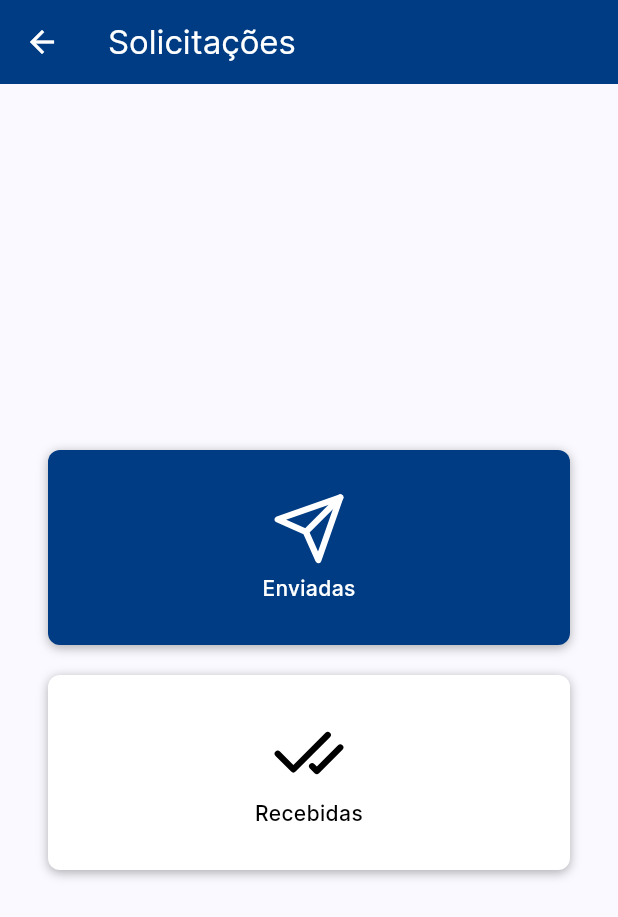
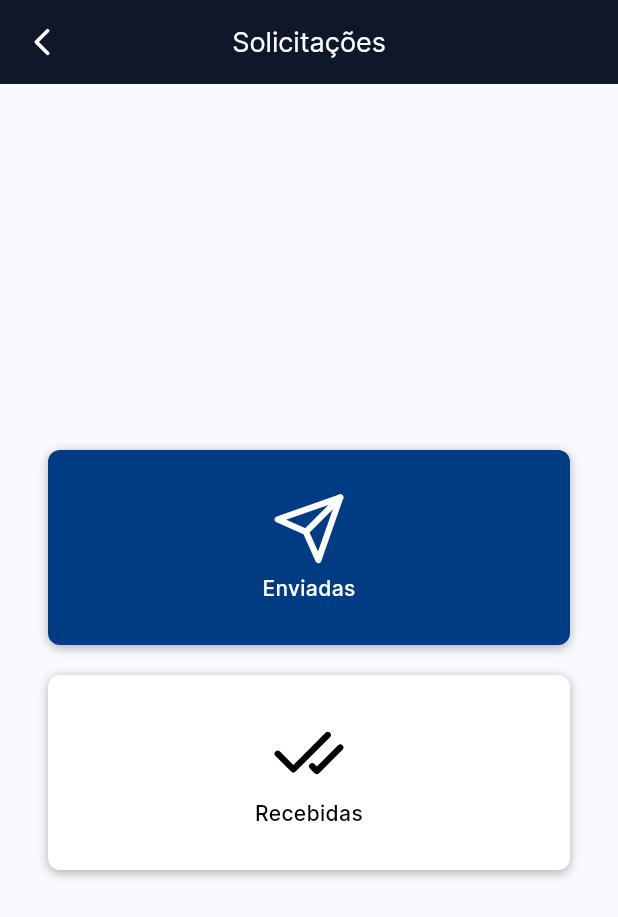
Before and after one commit to luan-coelho/facelocus, a Flutter app: the screen it shows after launch, after a tap on "Solicitações de ingresso", on a phone screen of 412 x 824 dp. Shown: the top 917 px of the screen. Run offline on Flutter 3.47's test engine with Material 3 defaults, Android fonts, the light colour scheme and no system bars; our stand-ins replace dio, flutter_svg, geolocator, go_router; network calls fail.

Commit message:
feat: Criando layout.

```diff
--- a/mobile/lib/screens/event/event_list_screen.dart
+++ b/mobile/lib/screens/event/event_list_screen.dart
@@ -1,6 +1,7 @@
 import 'package:facelocus/models/event.dart';
 import 'package:facelocus/router.dart';
 import 'package:facelocus/screens/event/widgets/event_card.dart';
+import 'package:facelocus/shared/widgets/app_layout.dart';
 import 'package:flutter/material.dart';
 import 'package:go_router/go_router.dart';
 
@@ -25,8 +26,8 @@
 
   @override
   Widget build(BuildContext context) {
-    return Scaffold(
-      appBar: AppBar(title: const Text('Eventos')),
+    return AppLayout(
+      appBarTitle: 'Eventos',
       body: Padding(
         padding: const EdgeInsets.only(top: 50, left: 20, right: 20),
         child: Column(
--- a/mobile/lib/screens/event/event_show_screen.dart
+++ b/mobile/lib/screens/event/event_show_screen.dart
@@ -2,6 +2,7 @@
 import 'package:facelocus/router.dart';
 import 'package:facelocus/services/event_service.dart';
 import 'package:facelocus/shared/constants.dart';
+import 'package:facelocus/shared/widgets/app_layout.dart';
 import 'package:facelocus/shared/widgets/feature_card.dart';
 import 'package:flutter/material.dart';
 
@@ -27,8 +28,8 @@
 
   @override
   Widget build(BuildContext context) {
-    return Scaffold(
-      appBar: AppBar(title: const Text('Evento')),
+    return AppLayout(
+      appBarTitle: 'Evento',
       body: FutureBuilder(
           future: _futureEvent,
           builder: (BuildContext context, AsyncSnapshot<Event> snapshot) {
--- a/mobile/lib/screens/event/widgets/event_card.dart
+++ b/mobile/lib/screens/event/widgets/event_card.dart
@@ -22,7 +22,7 @@
               blurRadius: 5,
               offset: const Offset(0, 1.5),
             ),
-          ], borderRadius: BorderRadius.circular(8), color: Colors.white),
+          ], color: Colors.white),
           child: Row(
             mainAxisAlignment: MainAxisAlignment.spaceBetween,
             children: [
--- a/mobile/lib/screens/location/widgets/location_card.dart
+++ b/mobile/lib/screens/location/widgets/location_card.dart
@@ -47,7 +47,7 @@
             blurRadius: 5,
             offset: const Offset(0, 1.5),
           ),
-        ], borderRadius: BorderRadius.circular(8), color: Colors.white),
+        ], color: Colors.white),
         child: Center(
             child: Row(
           mainAxisAlignment: MainAxisAlignment.spaceBetween,
--- a/mobile/lib/screens/ticket-request/ticket_request.dart
+++ b/mobile/lib/screens/ticket-request/ticket_request.dart
@@ -1,33 +1,34 @@
+import 'package:facelocus/shared/constants.dart';
+import 'package:facelocus/shared/widgets/app_layout.dart';
 import 'package:facelocus/shared/widgets/feature_card.dart';
 import 'package:flutter/material.dart';
-import 'package:facelocus/shared/constants.dart';
 
 class TicketRequestScreen extends StatelessWidget {
   const TicketRequestScreen({super.key});
 
   @override
   Widget build(BuildContext context) {
-    return Scaffold(
-      appBar: AppBar(title: const Text("Solicitações")),
-      body: const Padding(
+    return const AppLayout(
+      appBarTitle: 'Solicitações',
+      body: Padding(
         padding: EdgeInsets.all(32.0),
         child: Column(
           mainAxisAlignment: MainAxisAlignment.center,
           crossAxisAlignment: CrossAxisAlignment.center,
           children: [
             FeatureCard(
-                description: "Enviadas",
-                route: "/point-record",
+                description: 'Enviadas',
+                route: '/point-record',
                 color: Colors.white,
                 backgroundColor: AppColorsConst.blue,
-                imageName: "sent-icon.svg"),
+                imageName: 'sent-icon.svg'),
             SizedBox(height: 20),
             FeatureCard(
-                description: "Recebidas",
-                route: "/event",
+                description: 'Recebidas',
+                route: '/event',
                 color: Colors.black,
                 backgroundColor: Colors.white,
-                imageName: "received-icon.svg")
+                imageName: 'received-icon.svg')
           ],
         ),
       ),
--- /dev/null
+++ b/mobile/lib/shared/widgets/app_layout.dart
@@ -0,0 +1,40 @@
+import 'package:flutter/material.dart';
+import 'package:flutter_svg/flutter_svg.dart';
+
+class AppLayout extends StatelessWidget {
+  const AppLayout(
+      {super.key,
+      required this.appBarTitle,
+      required this.body,
+      this.floatingActionButton});
+
+  final String appBarTitle;
+  final Widget body;
+  final Widget? floatingActionButton;
+
+  @override
+  Widget build(BuildContext context) {
+    return Scaffold(
+        appBar: AppBar(
+            centerTitle: true,
+            backgroundColor: const Color(0xff0F172A),
+            title: Text(
+              appBarTitle,
+              textAlign: TextAlign.center,
+              style: const TextStyle(fontSize: 18),
+            ),
+            leading: Navigator.canPop(context)
+                ? IconButton(
+                    icon: SvgPicture.asset(
+                      'images/chevron-left-icon.svg',
+                      width: 30,
+                      colorFilter:
+                          const ColorFilter.mode(Colors.white, BlendMode.srcIn),
+                    ),
+                    onPressed: () => Navigator.of(context).pop(),
+                  )
+                : null),
+        body: body,
+        floatingActionButton: floatingActionButton);
+  }
+}
```
Also changed, not shown: mobile/lib/screens/event/event_create_screen.dart (+10 -9 lines), mobile/lib/screens/location/location_list_screen.dart (+5 -4 lines), mobile/lib/screens/profile/profile_screen.dart (+12 -11 lines), mobile/images/chevron-left-icon.svg (added), 1 other file.
